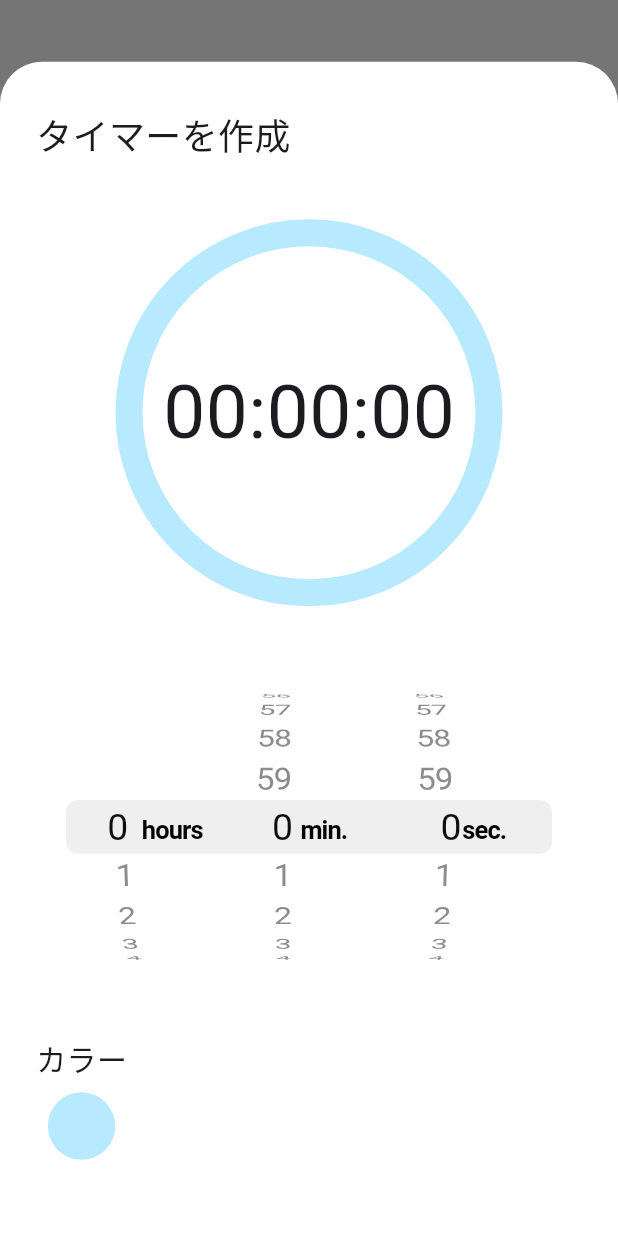
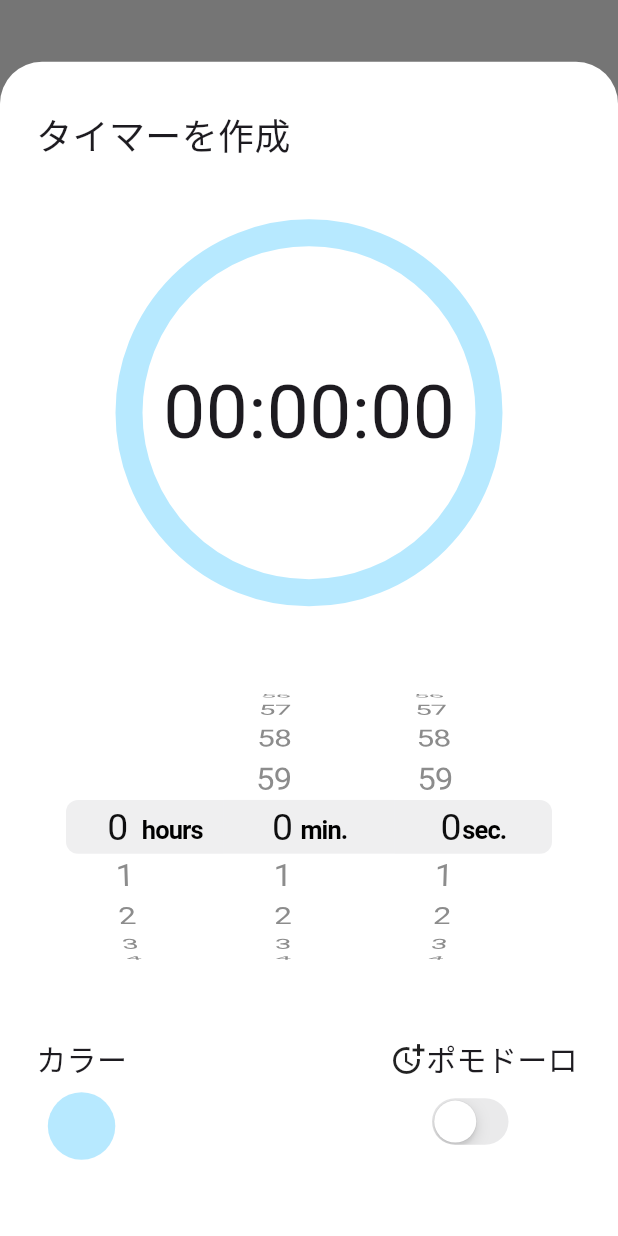
Before and after one commit to skyrinrin/projects, a Flutter app: the screen it shows after launch, item 3 of the bottom bar chosen, after a tap on the "add" icon, on a phone screen of 412 x 824 dp. Run offline on Flutter 3.47's test engine with Material 3 defaults, Android fonts, the phone set to English and light mode, and no system bars; our stand-ins replace flutter_riverpod, hooks_riverpod, shared_preferences.

Commit message:
'タイマー編集画面をモードによって切り替えられるようにした'

```diff
--- /dev/null
+++ b/pomodoro_timer_app/devtools_options.yaml
@@ -0,0 +1,3 @@
+description: This file stores settings for Dart & Flutter DevTools.
+documentation: https://docs.flutter.dev/tools/devtools/extensions#configure-extension-enablement-states
+extensions:
--- a/pomodoro_timer_app/lib/presentation/timer_select/color_picker.dart
+++ b/pomodoro_timer_app/lib/presentation/timer_select/color_picker.dart
@@ -63,7 +63,7 @@ class ColorPicker extends ConsumerWidget {
   Widget colorBox(Color color, WidgetRef ref) {
     return GestureDetector(
       onTap: () {
-        ref.read(maincolorPickerValueProvider.notifier).state = color;
+        ref.read(mainColorPickerValueProvider.notifier).selectColor(color);
       },
       child: Container(
         margin: EdgeInsets.only(bottom: 8, right: 8),
@@ -76,7 +76,7 @@ class ColorPicker extends ConsumerWidget {
 
   @override
   Widget build(BuildContext context, WidgetRef ref) {
-    final _color = ref.watch(maincolorPickerValueProvider);
+    final _color = ref.watch(mainColorPickerValueProvider);
     return Container(
       // padding: EdgeInsets.all(0),
       // height: 85,
--- /dev/null
+++ b/pomodoro_timer_app/lib/presentation/timer_select/pomodoro_toggle.dart
@@ -0,0 +1,38 @@
+import 'package:flutter/cupertino.dart';
+import 'package:flutter/material.dart';
+import 'package:hooks_riverpod/hooks_riverpod.dart';
+import 'package:pomodoro_timer_app/provider/provider.dart';
+
+class PomodoroToggle extends ConsumerWidget {
+  @override
+  Widget build(BuildContext context, WidgetRef ref) {
+    final value = ref.watch(editorModeProvider);
+    return Container(
+      height: 80,
+      width: 128,
+      // color: Colors.red,
+      child: Column(
+        children: [
+          Row(
+            children: [
+              Icon(Icons.more_time),
+              Text('ポモドーロ', style: TextStyle(fontSize: 20)),
+            ],
+          ),
+          SizedBox(height: 8),
+          Row(
+            children: [
+              SizedBox(width: 24),
+              CupertinoSwitch(
+                value: value,
+                onChanged: (bool newValue) {
+                  ref.read(editorModeProvider.notifier).changeMode(newValue);
+                },
+              ), //11/03 ここを変更したらタイマーの設定がポモドーロになるように変更する
+            ],
+          ),
+        ],
+      ),
+    );
+  }
+}
--- a/pomodoro_timer_app/lib/presentation/timer_select/time_picker.dart
+++ b/pomodoro_timer_app/lib/presentation/timer_select/time_picker.dart
@@ -10,36 +10,47 @@ class TimePicker extends ConsumerWidget {
   // final timePickerValue
   // String _timeValue = '00:00';
 
-  void changedDuration(Duration newDuration, WidgetRef ref) {
-    // _duration = newDuration;
-    // String _hour = '';
-    // String _minute = '00';
-    // String _second = '00';
-    // if (_duration.inHours == 0) {
-    //   _hour = '';
-    // }
+  // void changedDuration(Duration newDuration, WidgetRef ref) {
+  //   // _duration = newDuration;
+  //   // String _hour = '';
+  //   // String _minute = '00';
+  //   // String _second = '00';
+  //   // if (_duration.inHours == 0) {
+  //   //   _hour = '';
+  //   // }
 
-    //
+  //   //
 
-    // _timeValue = '$_hour$_minute:$_second';
-  }
+  //   // _timeValue = '$_hour$_minute:$_second'
+  // }
+
+  NotifierProvider<timePickerNotifier, Duration> notifierProvider;
+
+  TimePicker({super.key, required this.notifierProvider});
 
   @override
   Widget build(BuildContext context, WidgetRef ref) {
+    final duration = ref.watch(notifierProvider);
     return CupertinoTimerPicker(
+      //なぜか滑らかに動かない
+      key: ValueKey(duration),
       onTimerDurationChanged: (Duration newDuration) {
-        ref.read(timePickerValueProvider.notifier).state = newDuration;
+        ref.read(notifierProvider.notifier).selectTime(newDuration);
       },
       mode: CupertinoTimerPickerMode.hms,
-      initialTimerDuration: ref.read(timePickerValueProvider),
+      initialTimerDuration: duration,
+      // initialTimerDuration: ref.read(notifierProvider),
     );
   }
 }
 
 class ShowTimeBox extends ConsumerWidget {
+  NotifierProvider<timePickerNotifier, Duration> notifierProvider;
+
+  ShowTimeBox({super.key, required this.notifierProvider});
   @override
   Widget build(BuildContext context, WidgetRef ref) {
-    final timePickerValue = ref.watch(timePickerValueProvider);
+    final timePickerValue = ref.watch(notifierProvider);
     final _time =
         '${timePickerValue.inHours.toString().padLeft(2, '0')}:${(timePickerValue.inMinutes % 60).toString().padLeft(2, '0')}:${(timePickerValue.inSeconds % 60).toString().padLeft(2, '0')}';
 
--- a/pomodoro_timer_app/lib/presentation/timer_select/timer_editor.dart
+++ b/pomodoro_timer_app/lib/presentation/timer_select/timer_editor.dart
@@ -4,12 +4,14 @@ import 'package:flutter/material.dart';
 import 'package:hooks_riverpod/hooks_riverpod.dart';
 import 'package:pomodoro_timer_app/presentation/timer/timer_circle.dart';
 import 'package:pomodoro_timer_app/presentation/timer_select/color_picker.dart';
+import 'package:pomodoro_timer_app/presentation/timer_select/pomodoro_toggle.dart';
 import 'package:pomodoro_timer_app/presentation/timer_select/time_picker.dart';
 import 'package:pomodoro_timer_app/presentation/timer_select/timer_circle_static.dart';
 import 'package:pomodoro_timer_app/provider/provider.dart';
 
 class TimerEditor extends ConsumerWidget {
   Widget build(BuildContext context, WidgetRef ref) {
+    final editorMode = ref.watch(editorModeProvider);
     Widget selectButton() {
       return GestureDetector(
         onTap: () {
@@ -58,15 +60,43 @@ class TimerEditor extends ConsumerWidget {
                 painter: TimerStaticPainter(
                   radius: 120,
                   strokeWidth: 18,
-                  color: ref.watch(maincolorPickerValueProvider),
+                  color: editorMode
+                      ? Color.fromARGB(255, 159, 241, 203)
+                      : ref.watch(mainColorPickerValueProvider),
                 ),
-                child: ShowTimeBox(),
+                child: ShowTimeBox(
+                  notifierProvider: editorMode
+                      ? mainTimePickerValueProvider
+                      : subTimePickerValueProvider,
+                ),
               ),
 
               SizedBox(height: 132),
-              TimePicker(),
+              TimePicker(
+                notifierProvider: editorMode
+                    ? mainTimePickerValueProvider
+                    : subTimePickerValueProvider,
+              ),
               SizedBox(height: 32),
-              Align(alignment: Alignment.centerLeft, child: ColorPicker()),
+              Align(
+                alignment: Alignment.centerLeft,
+                child: Stack(
+                  children: [
+                    Align(
+                      alignment: Alignment.centerLeft,
+                      child: Visibility(
+                        visible: !editorMode,
+                        child: ColorPicker(),
+                      ),
+                    ),
+                    Align(
+                      alignment: Alignment.centerRight,
+                      child: PomodoroToggle(),
+                    ),
+                  ],
+                ),
+              ),
+
               SizedBox(height: 60),
               selectButton(),
             ],
--- a/pomodoro_timer_app/lib/provider/provider.dart
+++ b/pomodoro_timer_app/lib/provider/provider.dart
@@ -12,9 +12,56 @@ final timerProvider = StateNotifierProvider<TimerNotifier, TimerState>((ref) {
   return TimerNotifier(repo);
 });
 
-// final showTimeValueProvider = StateProvider<String>((ref) => '00:00');
-final timePickerValueProvider = StateProvider<Duration>((ref) => Duration());
-final maincolorPickerValueProvider = StateProvider<Color>(
-  (ref) => Color(0xFFB7E9FF),
+//編集画面のモード
+class editorModeNotifier extends Notifier<bool> {
+  @override
+  bool build() => false;
+  void changeMode(bool newValue) {
+    state = newValue;
+    print('今の状態: $state');
+  }
+}
+
+final editorModeProvider = NotifierProvider<editorModeNotifier, bool>(
+  editorModeNotifier.new,
 );
+
+//時間選択ドラムロールの値(メインタイマー)
+
+class timePickerNotifier extends Notifier<Duration> {
+  @override
+  Duration build() => Duration();
+  void selectTime(Duration time) {
+    state = time;
+  }
+}
+
+final mainTimePickerValueProvider =
+    NotifierProvider<timePickerNotifier, Duration>(timePickerNotifier.new);
+
+//時間選択ドラムロールの値(ポモドーロタイマー)
+// class subTimePickerNotifier extends Notifier<Duration> {
+//   @override
+//   Duration build() => Duration();
+//   void selectTime(Duration time) {
+//     state = time;
+//   }
+// }
+
+final subTimePickerValueProvider =
+    NotifierProvider<timePickerNotifier, Duration>(timePickerNotifier.new);
+
+//タイマーメインカラー
+class mainColorPickerNotifier extends Notifier<Color> {
+  @override
+  Color build() => const Color(0xFFB7E9FF); //初期色
+  void selectColor(Color color) {
+    state = color;
+  }
+}
+
+final mainColorPickerValueProvider =
+    NotifierProvider<mainColorPickerNotifier, Color>(
+      mainColorPickerNotifier.new,
+    );
 //
```
